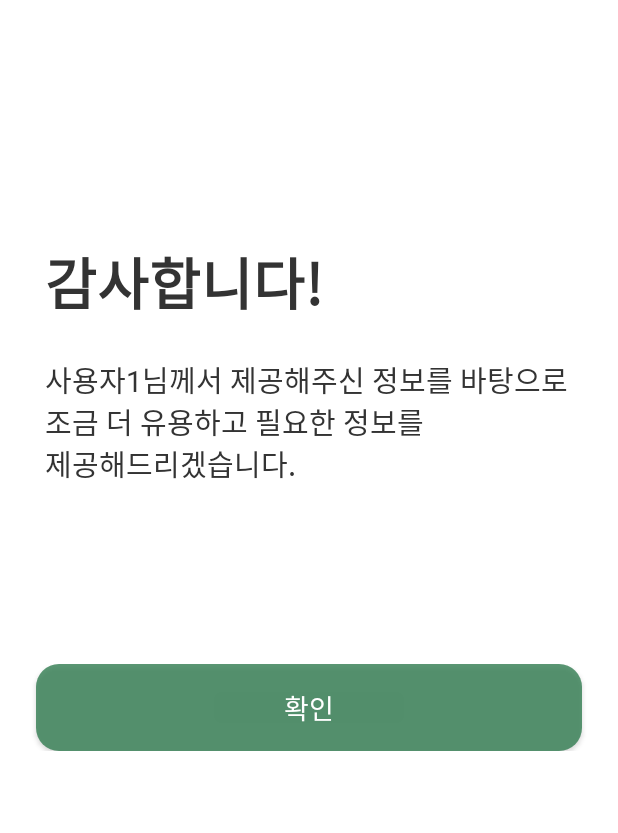
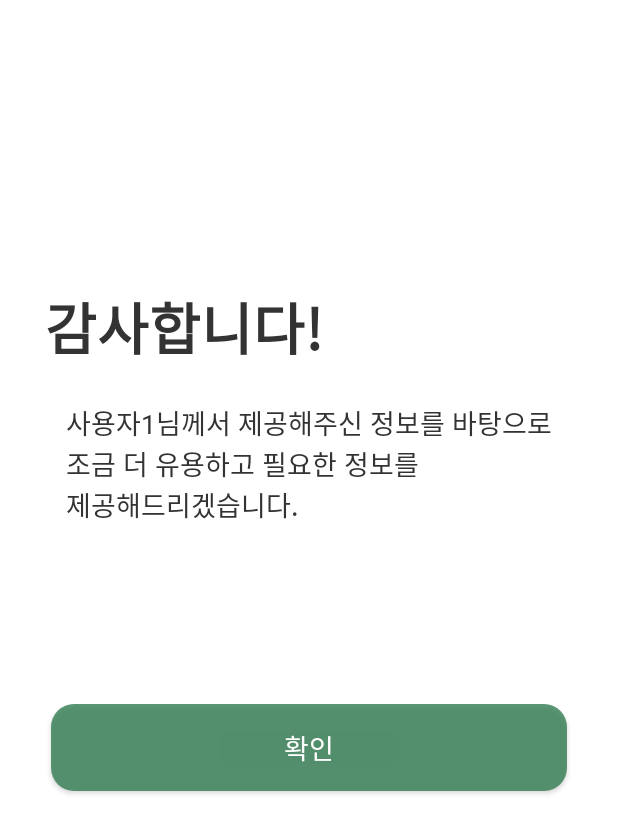
Before and after one commit to jeong-a-young/Eighteen-Adult, an Android app: the JoinFinalActivity screen opened directly, with no data from a screen before it, on a phone screen of 412 x 824 dp. Shown: the top 833 px of the screen. Run offline under Robolectric (Android 15) with nearby library versions, the phone set to English and light mode, and no system bars.

Commit message:
add: 오른쪽 화면 잘림 문제 해결

```diff
--- a/app/src/main/AndroidManifest.xml
+++ b/app/src/main/AndroidManifest.xml
@@ -14,6 +14,9 @@
         android:supportsRtl="true"
         android:theme="@style/Theme.EighteenAdult"
         tools:targetApi="31">
+
+        <meta-data android:name="android.max_aspect" android:value="2.1" />
+
         <activity
             android:name=".agency.AgencyBookmarkActivity"
             android:exported="false" />
@@ -46,6 +49,9 @@
             android:exported="false" />
         <activity
             android:name=".join.JoinYNActivity"
+            android:exported="false" />
+        <activity
+            android:name=".join.JoinYYActivity"
             android:exported="false" />
         <activity
             android:name=".join.JoinNActivity"
--- a/app/src/main/res/layout/activity_agency.xml
+++ b/app/src/main/res/layout/activity_agency.xml
@@ -57,7 +57,8 @@
                 android:id="@+id/recyclerView"
                 android:layout_width="match_parent"
                 android:layout_height="match_parent"
-                android:layout_marginTop="30dp" />
+                android:layout_marginTop="30dp"
+                android:layout_marginBottom="10dp" />
         </LinearLayout>
     </ScrollView>
 </androidx.constraintlayout.widget.ConstraintLayout>
--- a/app/src/main/res/layout/activity_agency_bookmark.xml
+++ b/app/src/main/res/layout/activity_agency_bookmark.xml
@@ -51,7 +51,8 @@
                 android:id="@+id/recyclerView"
                 android:layout_width="match_parent"
                 android:layout_height="match_parent"
-                android:layout_marginTop="30dp" />
+                android:layout_marginTop="30dp"
+                android:layout_marginBottom="10dp" />
         </LinearLayout>
     </ScrollView>
 </androidx.constraintlayout.widget.ConstraintLayout>
--- a/app/src/main/res/layout/activity_entire.xml
+++ b/app/src/main/res/layout/activity_entire.xml
@@ -70,7 +70,8 @@
                     android:layout_width="match_parent"
                     android:layout_height="wrap_content"
                     android:layout_marginLeft="17dp"
-                    android:layout_marginTop="24dp" />
+                    android:layout_marginTop="24dp"
+                    android:layout_marginBottom="30dp" />
             </LinearLayout>
 
         </LinearLayout>
--- a/app/src/main/res/layout/activity_join_final.xml
+++ b/app/src/main/res/layout/activity_join_final.xml
@@ -9,15 +9,17 @@
     <LinearLayout
         android:layout_width="match_parent"
         android:layout_height="match_parent"
+        android:background="#FFFFFF"
         android:orientation="vertical"
-        android:background="#FFFFFF" >
+        tools:layout_editor_absoluteX="0dp"
+        tools:layout_editor_absoluteY="0dp">
 
         <TextView
             android:id="@+id/textView6"
             android:layout_width="match_parent"
             android:layout_height="wrap_content"
-            android:layout_marginLeft="30dp"
-            android:layout_marginTop="160dp"
+            android:paddingLeft="30dp"
+            android:layout_marginTop="190dp"
             android:fontFamily="@font/noto_sans_kr_bold"
             android:includeFontPadding="false"
             android:text="감사합니다!"
@@ -26,35 +28,29 @@
 
         <TextView
             android:id="@+id/textView9"
-            android:layout_width="386dp"
+            android:layout_width="wrap_content"
+            android:layout_gravity="center"
             android:layout_height="wrap_content"
-            android:layout_marginLeft="30dp"
             android:layout_marginTop="23dp"
             android:fontFamily="@font/noto_sans_kr_regular"
             android:includeFontPadding="false"
             android:lineHeight="22dp"
             android:text="사용자1님께서 제공해주신 정보를 바탕으로\n조금 더 유용하고 필요한 정보를\n제공해드리겠습니다."
             android:textColor="#333333"
-            android:textSize="19sp" />
-
-        <LinearLayout
-            android:layout_width="match_parent"
-            android:layout_height="wrap_content"
-            android:orientation="vertical"
-            android:gravity="center"
-            android:layout_marginTop="119dp" >
+            android:textSize="18sp" />
 
         <Button
             android:id="@+id/btn_finish"
-                android:layout_width="364dp"
+            android:layout_width="344dp"
             android:layout_height="58dp"
+            android:layout_gravity="center"
+            android:layout_marginTop="119dp"
             android:background="@drawable/green_radius_opacity_btn"
             android:fontFamily="@font/noto_sans_kr_medium"
             android:text="확인"
             android:textAllCaps="false"
             android:textColor="#FFFFFF"
             android:textSize="18sp" />
-        </LinearLayout>
 
     </LinearLayout>
 
--- a/app/src/main/res/layout/activity_login.xml
+++ b/app/src/main/res/layout/activity_login.xml
@@ -135,7 +135,7 @@
                     android:src="@drawable/login_icon_see_more"
                     android:layout_gravity="center"
                     android:layout_marginTop="9dp"
-                    android:layout_marginLeft="212dp"
+                    android:layout_marginLeft="202dp"
                     android:layout_marginRight="8dp" />
             </LinearLayout>
 
--- a/app/src/main/res/layout/item_entire_list.xml
+++ b/app/src/main/res/layout/item_entire_list.xml
@@ -25,7 +25,7 @@
             android:includeFontPadding="false"
             android:text="2023년 LH 전세임대 입주자"
             android:textColor="#000000"
-            android:textSize="20sp"
+            android:textSize="19sp"
             android:layout_gravity="center"
             android:layout_marginLeft="35dp" />
     </LinearLayout>
```
Also changed, not shown: app/src/main/java/com/example/eighteenadult/join/JoinYYActivity.kt (+8 -3 lines), app/src/main/res/layout/activity_beginning.xml (+4 -4 lines), app/src/main/res/layout/activity_join.xml (+7 -7 lines), app/src/main/res/layout/activity_join_n.xml (+6 -6 lines), app/src/main/res/layout/activity_join_y.xml (+5 -5 lines), app/src/main/res/layout/activity_join_yn.xml (+7 -7 lines), app/src/main/res/layout/activity_join_yy.xml (+20 -28 lines), app/src/main/res/layout/item_agency_list.xml (+6 -6 lines). Lines whose indentation alone changed are shown as unchanged.
